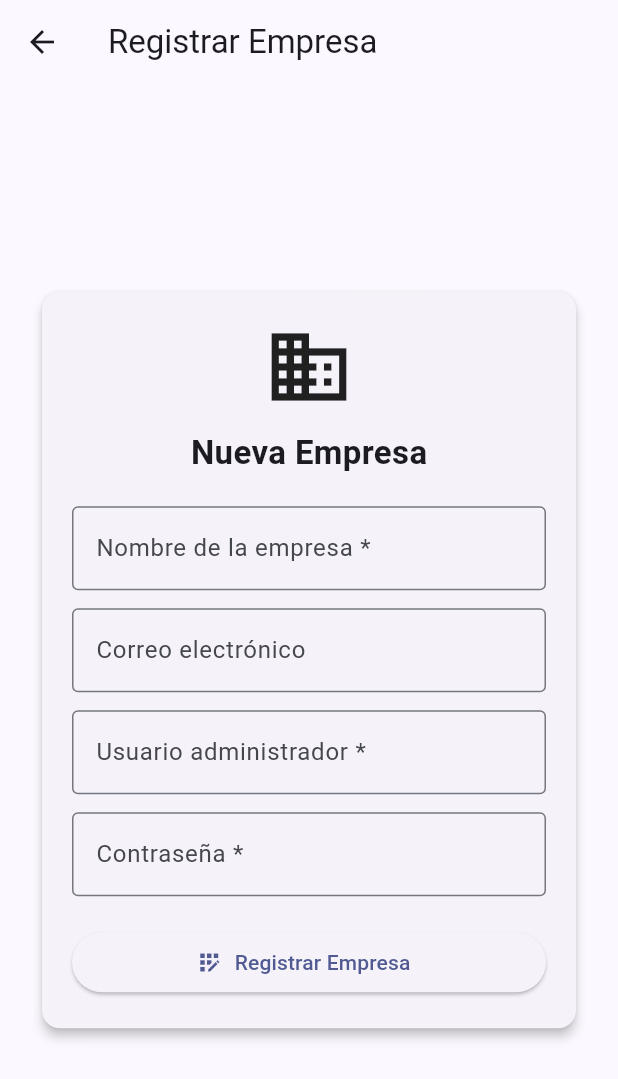
After one commit to Adrw2019/asistencia-app, a Flutter app: the screen it shows after launch, after a tap on "¿No tienes cuenta? Registra tu empresa a", on a phone screen of 412 x 824 dp. The commit adds this screen. Shown: the top 1079 px of the screen. Run offline on Flutter 3.47's test engine with Material 3 defaults, Android fonts, the phone set to English and light mode, and no system bars; our stand-ins replace flutter_local_notifications, qr_flutter, shared_preferences, socket_io_client; missing offline and left inert: mobile_scanner; network calls fail.

Commit message:
feat: add registration and recovery UI, update logo

```diff
--- a/app/lib/screens/login_screen.dart
+++ b/app/lib/screens/login_screen.dart
@@ -2,6 +2,8 @@ import 'package:flutter/material.dart';
 import '../services/api_service.dart';
 import '../services/socket_service.dart';
 import 'home_screen.dart';
+import 'register_company_screen.dart';
+import 'forgot_password_screen.dart';
 
 class LoginScreen extends StatefulWidget {
   const LoginScreen({super.key});
@@ -41,7 +43,7 @@ class _LoginScreenState extends State<LoginScreen> {
               child: Column(
                 mainAxisSize: MainAxisSize.min,
                 children: [
-                  const Icon(Icons.qr_code_scanner, size: 70),
+                  Image.asset('assets/logo.png', width: 100, height: 100, errorBuilder: (c, e, s) => const Icon(Icons.qr_code_scanner, size: 70)),
                   const SizedBox(height: 12),
                   const Text('Control de Asistencia', style: TextStyle(fontSize: 24, fontWeight: FontWeight.bold)),
                   const SizedBox(height: 20),
@@ -56,6 +58,15 @@ class _LoginScreenState extends State<LoginScreen> {
                       icon: _loading ? const SizedBox(width: 16, height: 16, child: CircularProgressIndicator(strokeWidth: 2)) : const Icon(Icons.login),
                       label: Text(_loading ? 'Ingresando...' : 'Ingresar'),
                     ),
+                  ),
+                  const SizedBox(height: 12),
+                  TextButton(
+                    onPressed: () => Navigator.push(context, MaterialPageRoute(builder: (_) => const RegisterCompanyScreen())),
+                    child: const Text('¿No tienes cuenta? Registra tu empresa aquí', textAlign: TextAlign.center),
+                  ),
+                  TextButton(
+                    onPressed: () => Navigator.push(context, MaterialPageRoute(builder: (_) => const ForgotPasswordScreen())),
+                    child: const Text('Olvidé mi contraseña', textAlign: TextAlign.center),
                   )
                 ],
               ),
--- /dev/null
+++ b/app/lib/screens/register_company_screen.dart
@@ -0,0 +1,84 @@
+import 'package:flutter/material.dart';
+import '../services/api_service.dart';
+
+class RegisterCompanyScreen extends StatefulWidget {
+  const RegisterCompanyScreen({super.key});
+
+  @override
+  State<RegisterCompanyScreen> createState() => _RegisterCompanyScreenState();
+}
+
+class _RegisterCompanyScreenState extends State<RegisterCompanyScreen> {
+  final _empresa = TextEditingController();
+  final _email = TextEditingController();
+  final _user = TextEditingController();
+  final _pass = TextEditingController();
+  bool _loading = false;
+
+  Future<void> _register() async {
+    if (_empresa.text.isEmpty || _user.text.isEmpty || _pass.text.isEmpty) {
+      ScaffoldMessenger.of(context).showSnackBar(const SnackBar(content: Text('Por favor completa todos los campos requeridos')));
+      return;
+    }
+
+    setState(() => _loading = true);
+    final r = await ApiService.registerCompany(
+      _empresa.text.trim(),
+      _email.text.trim(),
+      _user.text.trim(),
+      _pass.text.trim(),
+    );
+    if (!mounted) return;
+    setState(() => _loading = false);
+
+    if (r['success'] == true) {
+      ScaffoldMessenger.of(context).showSnackBar(const SnackBar(content: Text('¡Empresa registrada exitosamente!')));
+      Navigator.pop(context); // Volver al login
+    } else {
+      ScaffoldMessenger.of(context).showSnackBar(SnackBar(content: Text(r['message'] ?? 'Error de registro')));
+    }
+  }
+
+  @override
+  Widget build(BuildContext context) {
+    return Scaffold(
+      appBar: AppBar(title: const Text('Registrar Empresa')),
+      body: Center(
+        child: SingleChildScrollView(
+          padding: const EdgeInsets.all(24),
+          child: Card(
+            elevation: 3,
+            child: Padding(
+              padding: const EdgeInsets.all(20),
+              child: Column(
+                mainAxisSize: MainAxisSize.min,
+                children: [
+                  const Icon(Icons.business, size: 60),
+                  const SizedBox(height: 12),
+                  const Text('Nueva Empresa', style: TextStyle(fontSize: 22, fontWeight: FontWeight.bold)),
+                  const SizedBox(height: 20),
+                  TextField(controller: _empresa, decoration: const InputDecoration(labelText: 'Nombre de la empresa *', border: OutlineInputBorder())),
+                  const SizedBox(height: 12),
+                  TextField(controller: _email, decoration: const InputDecoration(labelText: 'Correo electrónico', border: OutlineInputBorder())),
+                  const SizedBox(height: 12),
+                  TextField(controller: _user, decoration: const InputDecoration(labelText: 'Usuario administrador *', border: OutlineInputBorder())),
+                  const SizedBox(height: 12),
+                  TextField(controller: _pass, obscureText: true, decoration: const InputDecoration(labelText: 'Contraseña *', border: OutlineInputBorder())),
+                  const SizedBox(height: 20),
+                  SizedBox(
+                    width: double.infinity,
+                    child: ElevatedButton.icon(
+                      onPressed: _loading ? null : _register,
+                      icon: _loading ? const SizedBox(width: 16, height: 16, child: CircularProgressIndicator(strokeWidth: 2)) : const Icon(Icons.app_registration),
+                      label: Text(_loading ? 'Registrando...' : 'Registrar Empresa'),
+                    ),
+                  )
+                ],
+              ),
+            ),
+          ),
+        ),
+      ),
+    );
+  }
+}
--- a/app/lib/services/api_service.dart
+++ b/app/lib/services/api_service.dart
@@ -36,6 +36,20 @@ class ApiService {
       await prefs.setString('empresa_nombre', data['user']['empresa_nombre'] ?? '');
     }
     return data;
+  }
+  static Future<Map<String, dynamic>> registerCompany(String empresa, String email, String username, String password) async {
+    final response = await http.post(
+      Uri.parse('$baseUrl/auth/register'),
+      headers: {'Content-Type': 'application/json'},
+      body: jsonEncode({'empresa_nombre': empresa, 'email': email, 'username': username, 'password': password}),
+    );
+    return _decode(response);
+  }
+
+  static Future<Map<String, dynamic>> forgotPassword(String emailOrUser) async {
+    // Placeholder - usually this calls an endpoint that sends an email
+    await Future.delayed(const Duration(seconds: 1));
+    return {'success': true, 'message': 'Si el usuario existe, se han enviado instrucciones para recuperar la contraseña (Simulado)'};
   }
 
   static Future<Map<String, dynamic>> registerEmployee(String cedula, String nombre, String celular, String cargo) async {
--- a/app/pubspec.yaml
+++ b/app/pubspec.yaml
@@ -22,3 +22,5 @@ dev_dependencies:
 
 flutter:
   uses-material-design: true
+  assets:
+    - assets/
```
Also changed, not shown: app/lib/screens/forgot_password_screen.dart (added, +72 -0 lines), app/assets/logo.png (added).
